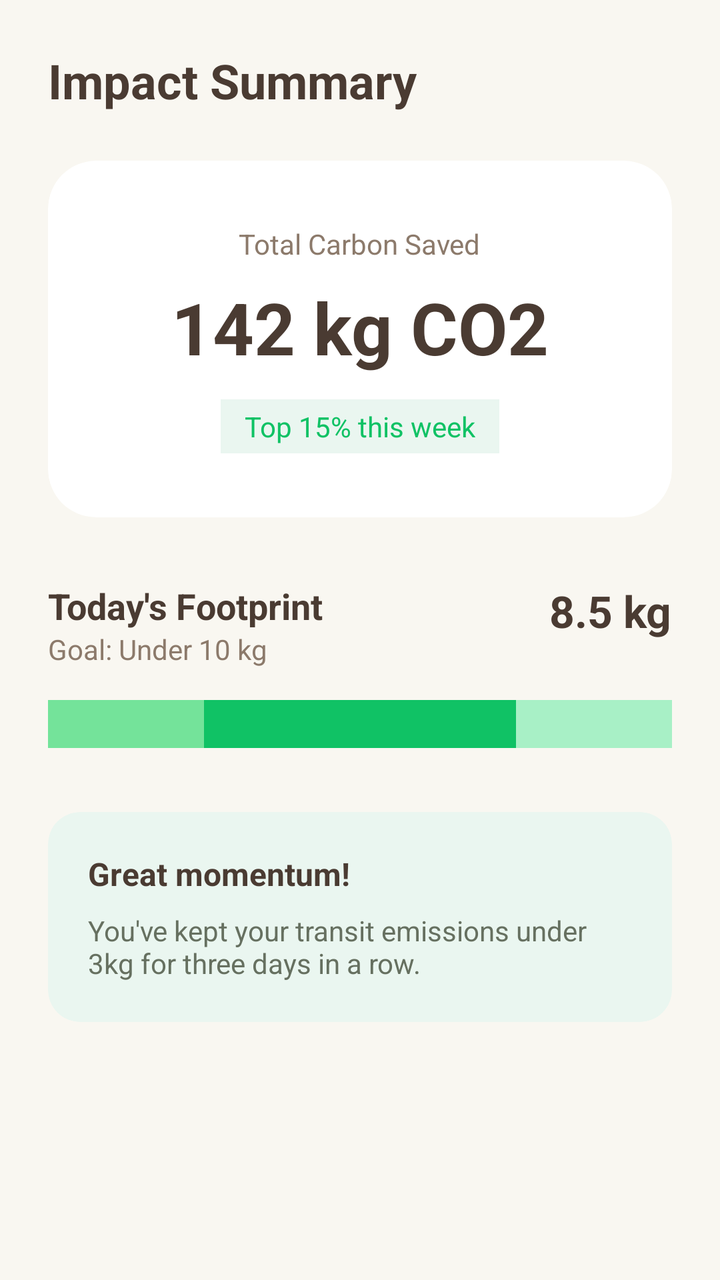
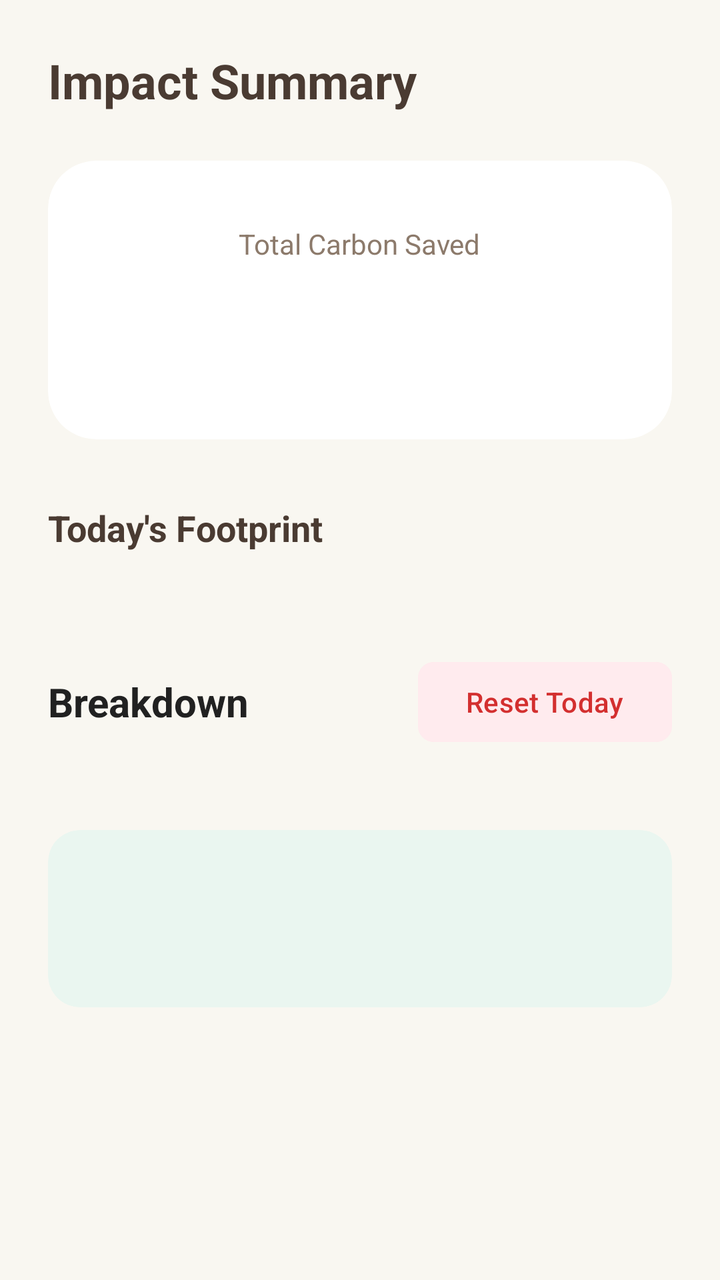

Screens rendered from an Android XML layout before and after an edit, with the pre-edit source and the edit as a unified diff.
<!-- AndroidManifest.xml: application theme Theme.GreenEarth -->
<!-- res/layout/fragment_summary.xml -->
<?xml version="1.0" encoding="utf-8"?>
<ScrollView xmlns:android="http://schemas.android.com/apk/res/android"
    xmlns:app="http://schemas.android.com/apk/res-auto"
    android:layout_width="match_parent"
    android:layout_height="match_parent"
    android:background="#F9F7F1">

    <LinearLayout
        android:layout_width="match_parent"
        android:layout_height="wrap_content"
        android:orientation="vertical"
        android:padding="24dp">

        <RelativeLayout android:layout_width="match_parent" android:layout_height="wrap_content" android:layout_marginBottom="24dp">
            <TextView android:layout_width="wrap_content" android:layout_height="wrap_content" android:text="Impact Summary" android:textSize="24sp" android:textStyle="bold" android:textColor="#4A3B32"/>
        </RelativeLayout>

        <androidx.cardview.widget.CardView
            android:layout_width="match_parent"
            android:layout_height="wrap_content"
            app:cardCornerRadius="24dp"
            app:cardElevation="0dp"
            android:layout_marginBottom="32dp">
            <LinearLayout android:layout_width="match_parent" android:layout_height="wrap_content" android:orientation="vertical" android:gravity="center" android:padding="32dp">
                <TextView android:layout_width="wrap_content" android:layout_height="wrap_content" android:text="Total Carbon Saved" android:textColor="#8C7A6B"/>
                <TextView android:layout_width="wrap_content" android:layout_height="wrap_content" android:text="142 kg CO2" android:textSize="36sp" android:textStyle="bold" android:textColor="#4A3B32" android:layout_marginTop="8dp"/>
                <TextView android:layout_width="wrap_content" android:layout_height="wrap_content" android:text="Top 15% this week" android:textColor="#10C265" android:background="#EAF6F0" android:paddingHorizontal="12dp" android:paddingVertical="4dp" android:layout_marginTop="12dp"/>
            </LinearLayout>
        </androidx.cardview.widget.CardView>

        <RelativeLayout android:layout_width="match_parent" android:layout_height="wrap_content" android:layout_marginBottom="16dp">
            <LinearLayout android:layout_width="wrap_content" android:layout_height="wrap_content" android:orientation="vertical">
                <TextView android:layout_width="wrap_content" android:layout_height="wrap_content" android:text="Today's Footprint" android:textStyle="bold" android:textColor="#4A3B32" android:textSize="18sp"/>
                <TextView android:layout_width="wrap_content" android:layout_height="wrap_content" android:text="Goal: Under 10 kg" android:textColor="#8C7A6B"/>
            </LinearLayout>
            <TextView android:layout_width="wrap_content" android:layout_height="wrap_content" android:text="8.5 kg" android:textStyle="bold" android:textColor="#4A3B32" android:textSize="22sp" android:layout_alignParentEnd="true"/>
        </RelativeLayout>

        <LinearLayout
            android:layout_width="match_parent"
            android:layout_height="24dp"
            android:orientation="horizontal"
            android:layout_marginBottom="32dp">
            <View android:layout_width="0dp" android:layout_height="match_parent" android:layout_weight="2" android:background="#74E39A"/> <View android:layout_width="0dp" android:layout_height="match_parent" android:layout_weight="4" android:background="#10C265"/> <View android:layout_width="0dp" android:layout_height="match_parent" android:layout_weight="2" android:background="#A8F0C6"/> </LinearLayout>

        <androidx.cardview.widget.CardView
            android:layout_width="match_parent"
            android:layout_height="wrap_content"
            app:cardCornerRadius="16dp"
            app:cardBackgroundColor="#EAF6F0"
            app:cardElevation="0dp">
            <LinearLayout android:layout_width="match_parent" android:layout_height="wrap_content" android:orientation="vertical" android:padding="20dp">
                <TextView android:layout_width="wrap_content" android:layout_height="wrap_content" android:text="Great momentum!" android:textStyle="bold" android:textColor="#4A3B32" android:textSize="16sp"/>
                <TextView android:layout_width="wrap_content" android:layout_height="wrap_content" android:text="You've kept your transit emissions under 3kg for three days in a row." android:textColor="#667060" android:layout_marginTop="8dp"/>
            </LinearLayout>
        </androidx.cardview.widget.CardView>

    </LinearLayout>
</ScrollView>
<!-- resources referenced by this layout -->
<resources>
  <style name="Theme.GreenEarth" parent="Base.Theme.GreenEarth" />
  <style name="Base.Theme.GreenEarth" parent="Theme.Material3.DayNight.NoActionBar">
          
          
      </style>
</resources>

<!-- the commit's change to res/layout/fragment_summary.xml (unified diff, before → after) -->
@@ -23,25 +23,52 @@
             android:layout_marginBottom="32dp">
             <LinearLayout android:layout_width="match_parent" android:layout_height="wrap_content" android:orientation="vertical" android:gravity="center" android:padding="32dp">
                 <TextView android:layout_width="wrap_content" android:layout_height="wrap_content" android:text="Total Carbon Saved" android:textColor="#8C7A6B"/>
-                <TextView android:layout_width="wrap_content" android:layout_height="wrap_content" android:text="142 kg CO2" android:textSize="36sp" android:textStyle="bold" android:textColor="#4A3B32" android:layout_marginTop="8dp"/>
-                <TextView android:layout_width="wrap_content" android:layout_height="wrap_content" android:text="Top 15% this week" android:textColor="#10C265" android:background="#EAF6F0" android:paddingHorizontal="12dp" android:paddingVertical="4dp" android:layout_marginTop="12dp"/>
+                <TextView android:layout_width="wrap_content" android:layout_height="wrap_content" android:id="@+id/txtTotalSaved" android:textSize="36sp" android:textStyle="bold" android:textColor="#4A3B32" android:layout_marginTop="8dp"/>
+
+                <TextView android:layout_width="wrap_content" android:layout_height="wrap_content" android:text="Top 15% this week" android:textColor="#10C265" android:background="#EAF6F0" android:paddingHorizontal="12dp" android:paddingVertical="4dp" android:layout_marginTop="12dp" android:visibility="gone"/>
             </LinearLayout>
         </androidx.cardview.widget.CardView>
 
         <RelativeLayout android:layout_width="match_parent" android:layout_height="wrap_content" android:layout_marginBottom="16dp">
             <LinearLayout android:layout_width="wrap_content" android:layout_height="wrap_content" android:orientation="vertical">
                 <TextView android:layout_width="wrap_content" android:layout_height="wrap_content" android:text="Today's Footprint" android:textStyle="bold" android:textColor="#4A3B32" android:textSize="18sp"/>
-                <TextView android:layout_width="wrap_content" android:layout_height="wrap_content" android:text="Goal: Under 10 kg" android:textColor="#8C7A6B"/>
+                <TextView android:layout_width="wrap_content" android:layout_height="wrap_content" android:id="@+id/txtGoalStatus" android:textColor="#8C7A6B"/>
             </LinearLayout>
-            <TextView android:layout_width="wrap_content" android:layout_height="wrap_content" android:text="8.5 kg" android:textStyle="bold" android:textColor="#4A3B32" android:textSize="22sp" android:layout_alignParentEnd="true"/>
+            <TextView android:layout_width="wrap_content" android:layout_height="wrap_content" android:id="@+id/txtTodayFootprint" android:textStyle="bold" android:textColor="#4A3B32" android:textSize="22sp" android:layout_alignParentEnd="true"/>
         </RelativeLayout>
 
-        <LinearLayout
+        <RelativeLayout
             android:layout_width="match_parent"
-            android:layout_height="24dp"
-            android:orientation="horizontal"
-            android:layout_marginBottom="32dp">
-            <View android:layout_width="0dp" android:layout_height="match_parent" android:layout_weight="2" android:background="#74E39A"/> <View android:layout_width="0dp" android:layout_height="match_parent" android:layout_weight="4" android:background="#10C265"/> <View android:layout_width="0dp" android:layout_height="match_parent" android:layout_weight="2" android:background="#A8F0C6"/> </LinearLayout>
+            android:layout_height="wrap_content"
+            android:layout_marginTop="16dp"
+            android:layout_marginBottom="16dp">
+
+            <TextView
+                android:layout_width="wrap_content"
+                android:layout_height="wrap_content"
+                android:text="Breakdown"
+                android:textColor="#212121"
+                android:textSize="20sp"
+                android:textStyle="bold"
+                android:layout_centerVertical="true"/>
+
+            <Button
+                android:id="@+id/btnResetData"
+                android:layout_width="wrap_content"
+                android:layout_height="wrap_content"
+                android:layout_alignParentEnd="true"
+                android:backgroundTint="#FFEBEE"
+                android:textColor="#D32F2F"
+                android:text="Reset Today"
+                app:cornerRadius="8dp"/>
+        </RelativeLayout>
+
+        <androidx.recyclerview.widget.RecyclerView
+            android:id="@+id/rvBreakdown"
+            android:layout_width="match_parent"
+            android:layout_height="wrap_content"
+            android:layout_marginBottom="24dp"
+            android:nestedScrollingEnabled="false"/>
 
         <androidx.cardview.widget.CardView
             android:layout_width="match_parent"
@@ -50,8 +77,8 @@
             app:cardBackgroundColor="#EAF6F0"
             app:cardElevation="0dp">
             <LinearLayout android:layout_width="match_parent" android:layout_height="wrap_content" android:orientation="vertical" android:padding="20dp">
-                <TextView android:layout_width="wrap_content" android:layout_height="wrap_content" android:text="Great momentum!" android:textStyle="bold" android:textColor="#4A3B32" android:textSize="16sp"/>
-                <TextView android:layout_width="wrap_content" android:layout_height="wrap_content" android:text="You've kept your transit emissions under 3kg for three days in a row." android:textColor="#667060" android:layout_marginTop="8dp"/>
+                <TextView android:layout_width="wrap_content" android:layout_height="wrap_content" android:id="@+id/txtMomentumTitle" android:textStyle="bold" android:textColor="#4A3B32" android:textSize="16sp"/>
+                <TextView android:layout_width="wrap_content" android:layout_height="wrap_content" android:id="@+id/txtMomentumDesc" android:textColor="#667060" android:layout_marginTop="8dp"/>
             </LinearLayout>
         </androidx.cardview.widget.CardView>
 
